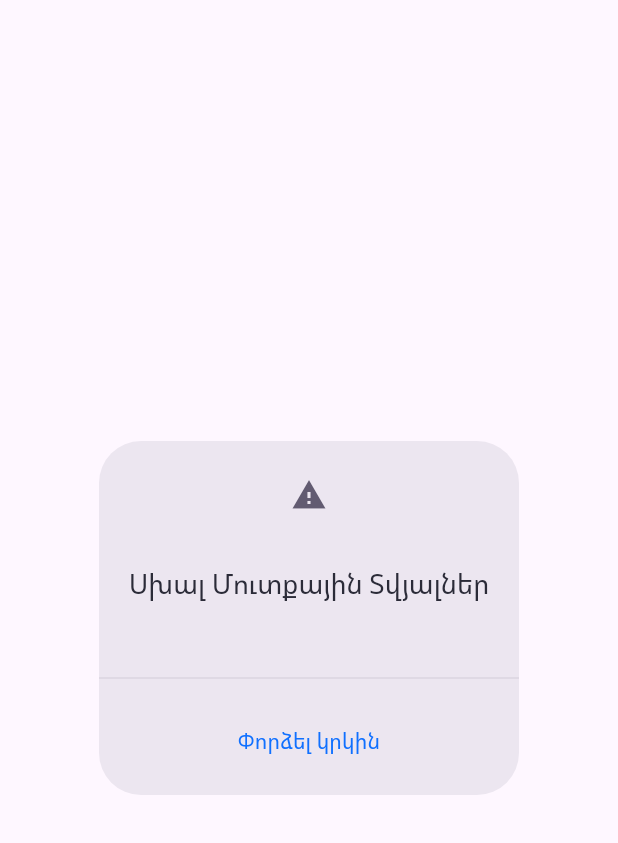
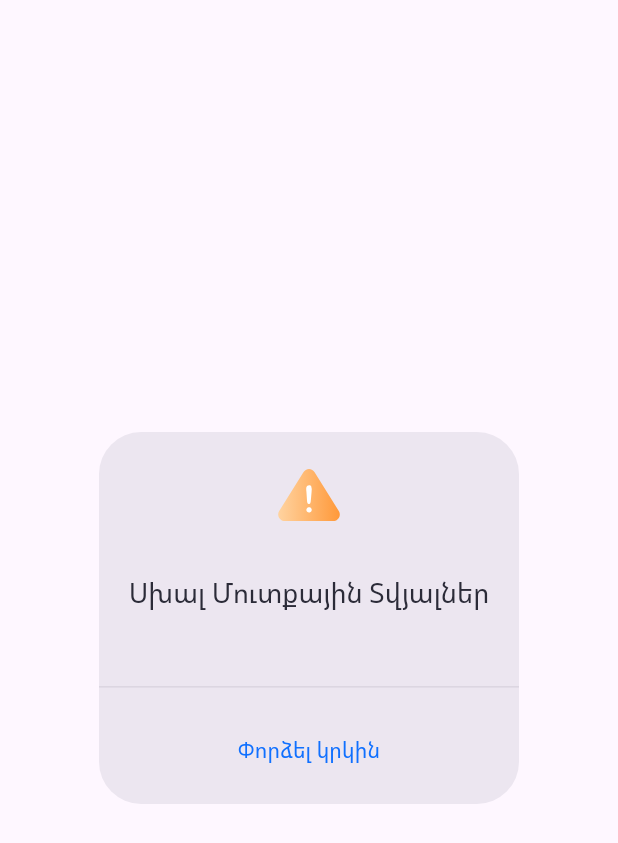
Before and after one commit to hovsep0699/flutter_layered_architecture, a Flutter app: the WarningAlertDialog widget shown alone on an empty page, opened directly with empty values, on a phone screen of 412 x 824 dp. Shown: the top 843 px of the screen. Run offline on Flutter 3.47's test engine with Material 3 defaults, Android fonts, the phone set to English and light mode, and no system bars; our stand-ins replace dio, flutter_bloc, flutter_svg, freezed_annotation, jwt_decoder, shared_preferences and 1 more; accounts and stored records are empty; network calls fail; Roboto replaces fonts that are missing (Mardoto); project files that could hold a hidden picture were left out.

Commit message:
App: changed warning alert dialog icon with svg

```diff
--- a/packages/core/lib/presentation/ui/dialogs/warning_alert_dialog.dart
+++ b/packages/core/lib/presentation/ui/dialogs/warning_alert_dialog.dart
@@ -3,6 +3,7 @@ import 'package:core/domain/auth/bloc/auth_event.dart';
 import 'package:core/presentation/ui/dialogs/warning_dialog_title.dart';
 import 'package:flutter/material.dart';
 import 'package:flutter_bloc/flutter_bloc.dart';
+import 'package:shared/assetsGen/assets.gen.dart';
 
 class WarningAlertDialog extends StatelessWidget {
   final String message;
@@ -12,7 +13,9 @@ class WarningAlertDialog extends StatelessWidget {
   @override
   Widget build(BuildContext context) {
     return AlertDialog(
-      icon: const Center(child: Icon(Icons.warning)),
+      icon: Center(
+          child: AppAssets.icons.warning
+              .svg(width: 42.52, height: 35.88, package: 'shared')),
       actionsAlignment: MainAxisAlignment.center,
       actionsPadding: EdgeInsets.zero,
       titlePadding: EdgeInsets.zero,
--- a/packages/shared/lib/assetsGen/assets.gen.dart
+++ b/packages/shared/lib/assetsGen/assets.gen.dart
@@ -21,8 +21,11 @@ class $AssetsIconsGen {
   /// File path: assets/icons/notEffect.svg
   SvgGenImage get notEffect => const SvgGenImage('assets/icons/notEffect.svg');
 
+  /// File path: assets/icons/warning.svg
+  SvgGenImage get warning => const SvgGenImage('assets/icons/warning.svg');
+
   /// List of all assets
-  List<SvgGenImage> get values => [effect, notEffect];
+  List<SvgGenImage> get values => [effect, notEffect, warning];
 }
 
 class $AssetsLocalizationGen {
```
Also changed, not shown: packages/shared/assets/icons/warning.svg (added).
